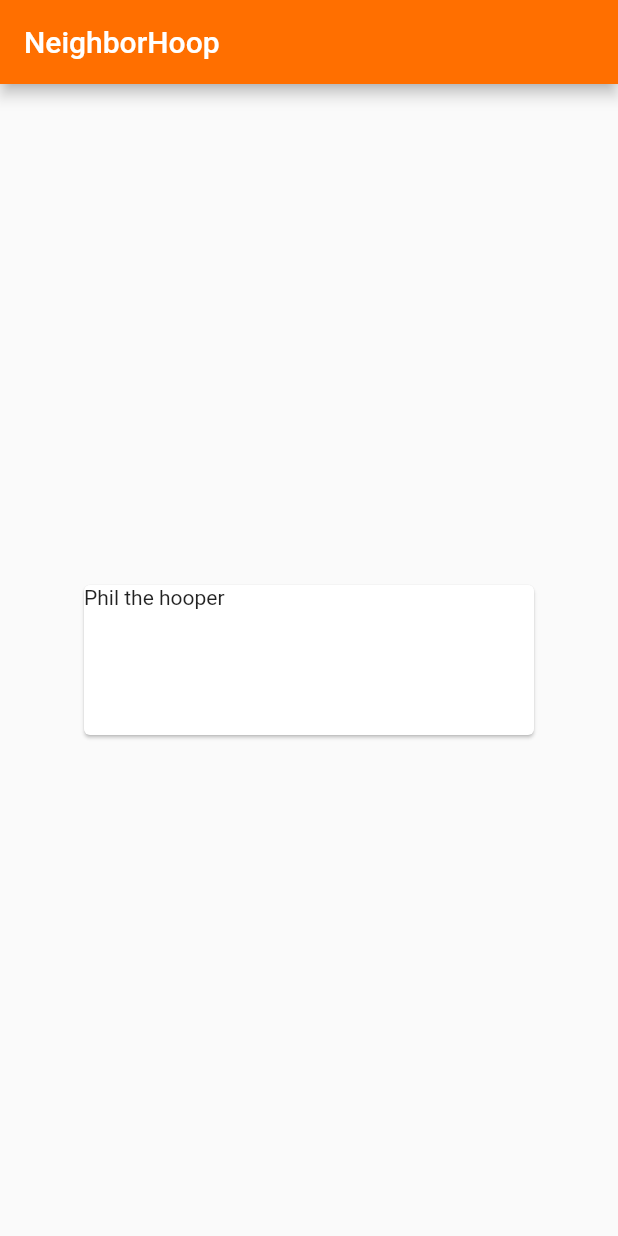
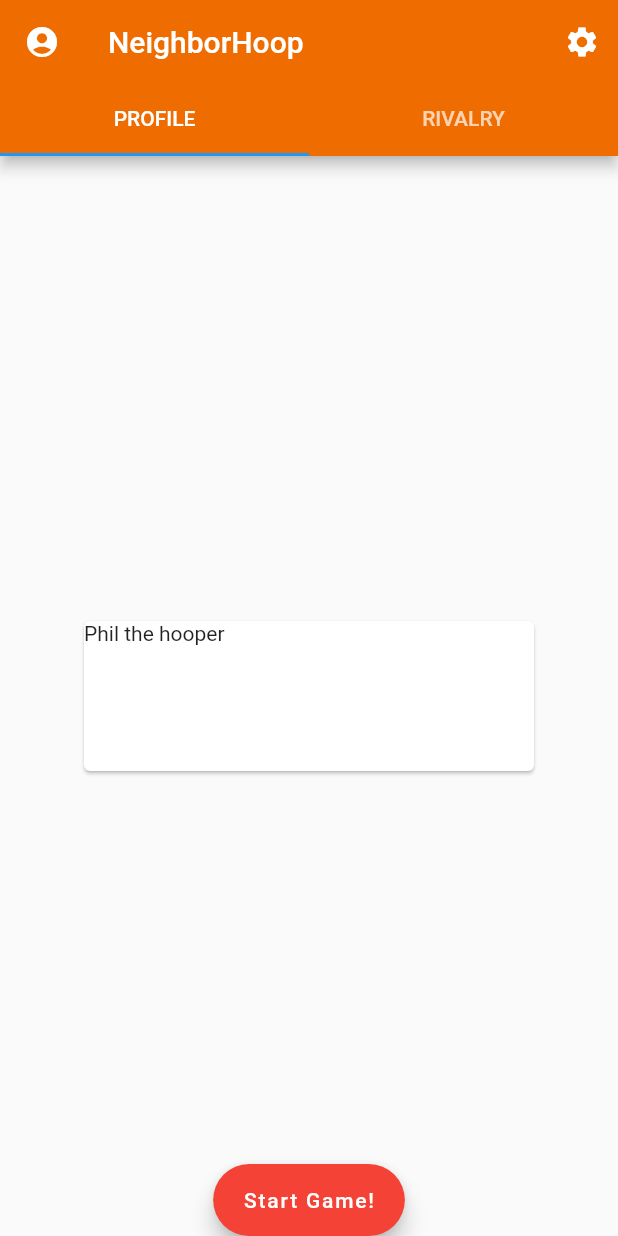
Before and after one commit to NeighborHoop/NeightborHoop, a Flutter app: the screen it shows after launch, on a phone screen of 412 x 824 dp. Run offline on Flutter 3.47's test engine with Material 2 defaults, Android fonts, the phone set to English and light mode, and no system bars.

Commit message:
First level framwork
Added avatar button, settings button, and start button
Add tab bar feature with profile and rivalry

```diff
--- a/lib/main.dart
+++ b/lib/main.dart
@@ -10,7 +10,7 @@ class MyApp extends StatelessWidget {
   @override
   Widget build(BuildContext context) {
     return MaterialApp(
-        theme: ThemeData(primaryColor: Colors.amber[900]),
+        theme: ThemeData(primaryColor: Colors.orange[800]),
         home: HomePage()
     );
   }
@@ -24,9 +24,45 @@ class HomePage extends StatefulWidget {
 class HomePageState extends State<HomePage> {
   @override
   Widget build(BuildContext context) {
-    return Scaffold (
-        appBar: AppBar(title: Text('NeighborHoop')),
-        body: NameCard()
+    return DefaultTabController(
+      length: 2,
+      child:Scaffold (
+          appBar: AppBar(
+            title: Text('NeighborHoop'),
+            leading: IconButton(
+              icon: Icon(Icons.account_circle),
+              onPressed: (){},
+            ),
+            actions: <Widget>[
+              IconButton(
+                icon: const Icon(Icons.settings),
+                tooltip: 'Settings',
+                onPressed: (){}
+              )
+            ],
+            bottom: TabBar(
+              tabs: <Widget>[
+                Tab(
+                  text: "PROFILE",
+                ),
+                Tab(
+                  text: "RIVALRY"
+                )
+              ],
+            ),
+          ),
+          body: TabBarView(
+            children: <Widget>[
+              NameCard(),
+              NameCard(),
+            ]),
+          floatingActionButton: FloatingActionButton.extended(
+            onPressed: (){},
+            label: Text('Start Game!'),
+            backgroundColor: Colors.red,
+          ),
+          floatingActionButtonLocation: FloatingActionButtonLocation.centerDocked,
+      )
     );
   }
 }
```
Also changed, not shown: 6 other files.
